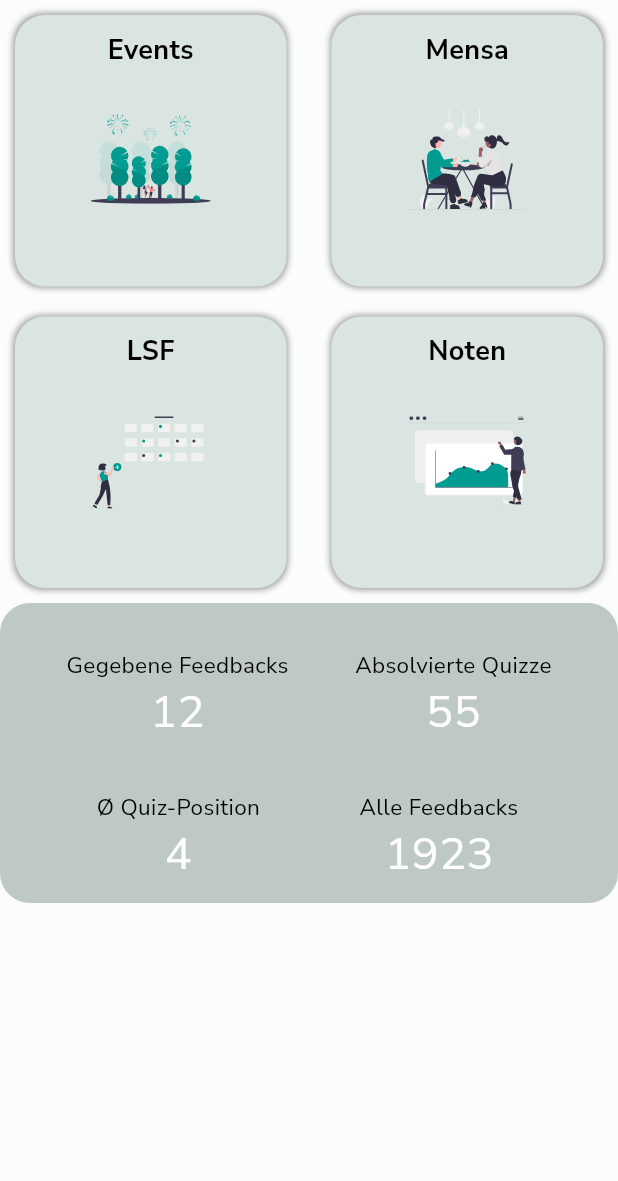
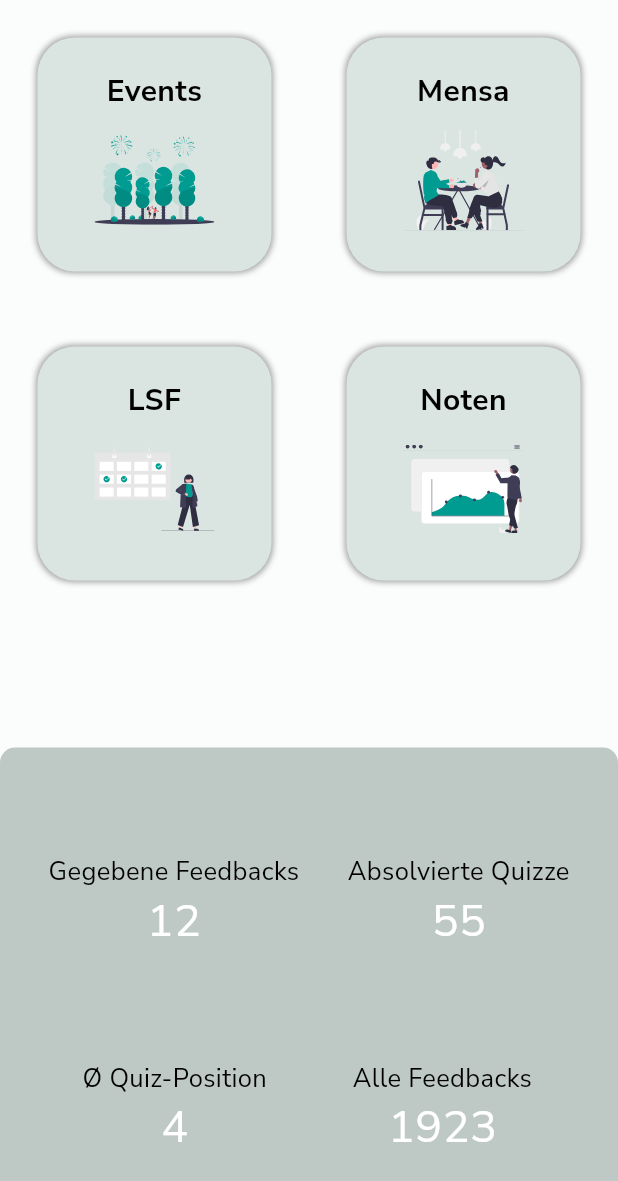
Before and after one commit to msi-se/mobile-learning-app, a Flutter app: the HomeTab screen opened directly, on a phone screen of 412 x 824 dp. Shown: the top 1181 px of the screen. Run offline on Flutter 3.47's test engine with Material 3 defaults, Android fonts, the phone set to English and light mode, and no system bars; our stand-ins replace flutter_svg, jwt_decoder, qr_flutter, shared_preferences; missing offline and left inert: mobile_scanner; accounts and stored records are empty.

Commit message:
added mobile and desktop view for the dashboard

```diff
--- a/frontend/lib/components/dashboard_card.dart
+++ b/frontend/lib/components/dashboard_card.dart
@@ -16,16 +16,17 @@ class MyCard extends StatelessWidget {
 
   @override
   Widget build(BuildContext context) {
-    //double screenWidth = MediaQuery.of(context).size.width;
     return InkWell(
       onTap: () {
         // Add functionality for on click here (redirect to other pages)
         // redirectPath
       },
+      child: Padding(
+        padding: const EdgeInsets.symmetric(horizontal: 15, vertical: 15),
         child: Container(
             margin: const EdgeInsets.all(10),
             decoration: BoxDecoration(
-            borderRadius: BorderRadius.circular(20),
+              borderRadius: BorderRadius.circular(25),
               color: cardColor,
               boxShadow: const [
                 BoxShadow(
@@ -36,25 +37,28 @@ class MyCard extends StatelessWidget {
               ],
             ),
             child: Column(
+              mainAxisAlignment: MainAxisAlignment.center,
               children: [
-              const SizedBox(height: 10),
                 Text(
                   title,
                   style: const TextStyle(
-                  fontSize: 18,
+                    fontSize: 20,
                     fontWeight: FontWeight.bold,
                     color: Colors.black,
                   ),
                   textAlign: TextAlign.center,
                 ),
-              const SizedBox(height: 20),
-              SvgPicture.asset(
+                const SizedBox(height: 5),
+                Align(
+                    alignment: Alignment.center,
+                    child: SvgPicture.asset(
                       imageName,
                       height: 80,
                       width: 80,
-              ),
+                    ))
               ],
             )),
+      ),
     );
   }
 }
--- a/frontend/lib/tabs/home_tab.dart
+++ b/frontend/lib/tabs/home_tab.dart
@@ -2,21 +2,21 @@ import 'package:flutter/material.dart';
 import 'package:frontend/components/dashboard_card.dart';
 import 'package:frontend/theme/assets.dart';
 
-Widget _buildColumn(String title, String value) {
+Widget _buildColumn(String title, String value, bool smallDevice) {
   return Column(
     children: [
-      SizedBox(height: 20),
+      SizedBox(height: smallDevice ? 10 : 20),
       Text(
         title,
-        style: const TextStyle(
-          fontSize: 15,
+        style: TextStyle(
+          fontSize: smallDevice ? 10 : 17,
           color: Colors.black,
         ),
         textAlign: TextAlign.center,
       ),
       Text(
         value,
-        style: const TextStyle(fontSize: 30, color: Colors.white),
+        style: TextStyle(fontSize: smallDevice ? 15 : 30, color: Colors.white),
         textAlign: TextAlign.center,
       ),
     ],
@@ -46,25 +46,24 @@ class _HomeTabState extends State<HomeTab> {
   @override
   Widget build(BuildContext context) {
     final colors = Theme.of(context).colorScheme;
-    double screenWidth = MediaQuery.of(context).size.width;
-
     if (loading) {
       return const Center(
         child: CircularProgressIndicator(),
       );
     }
-
     return Scaffold(
-      body: SafeArea(
-        child: SingleChildScrollView(
-          child: Center(
-            child: Container(
-              constraints: const BoxConstraints(maxWidth: 600),
-              child: Column(
+      body: Center(
+        child: LayoutBuilder(
+          builder: (context, constraints) {
+            if (constraints.maxWidth < 600) {
+              // mobile version
+              final isSmallPhone = constraints.maxHeight < 570;
+              return Column(
                 children: [
-                  GridView.count(
+                  Expanded(
+                    flex: isSmallPhone ? 6 : 3,
+                    child: GridView.count(
                         crossAxisCount: 2,
-                    crossAxisSpacing: 10,
                         shrinkWrap: true,
                         children: [
                           MyCard(
@@ -85,38 +84,108 @@ class _HomeTabState extends State<HomeTab> {
                             cardColor: colors.surfaceVariant,
                             imageName: analytics,
                           ),
-                    ],
+                        ]),
                   ),
-                  Container(
+                  const SizedBox(height: 10),
+                  Expanded(
+                    flex: 2,
+                    child: Container(
                       decoration: BoxDecoration(
                           color: colors.outlineVariant,
-                        borderRadius: const BorderRadius.all(Radius.circular(20))),
-                    width: screenWidth,
-                    height: 200,
+                          borderRadius: const BorderRadius.only(
+                              topLeft: Radius.circular(10),
+                              topRight: Radius.circular(10))),
                       child: Column(
                         mainAxisAlignment: MainAxisAlignment.spaceEvenly,
                         children: [
                           Row(
                             mainAxisAlignment: MainAxisAlignment.spaceEvenly,
                             children: [
-                            _buildColumn('Gegebene Feedbacks', '12'),
-                            _buildColumn('Absolvierte Quizze', '55'),
+                              _buildColumn(
+                                  'Gegebene Feedbacks', '12', isSmallPhone),
+                              _buildColumn(
+                                  'Absolvierte Quizze', '55', isSmallPhone),
                             ],
                           ),
                           Row(
                             mainAxisAlignment: MainAxisAlignment.spaceEvenly,
                             children: [
-                            _buildColumn('Ø Quiz-Position', '4'),
-                            _buildColumn('Alle Feedbacks ', '1923'),
+                              _buildColumn(
+                                  'Ø Quiz-Position', '4', isSmallPhone),
+                              _buildColumn(
+                                  'Alle Feedbacks ', '1923', isSmallPhone),
                             ],
                           ),
                         ],
                       ),
                     ),
+                  ),
+                ],
+              );
+            } else {
+              //desktop version
+              return Row(
+                children: [
+                  Expanded(
+                    flex: 1,
+                    child: GridView.count(
+                        crossAxisCount: 2,
+                        childAspectRatio: 2,
+                        children: [
+                          MyCard(
+                              title: 'Events',
+                              cardColor: colors.surfaceVariant,
+                              imageName: events),
+                          MyCard(
+                              title: 'Mensa',
+                              cardColor: colors.surfaceVariant,
+                              imageName: mensa),
+                          MyCard(
+                            title: 'LSF',
+                            cardColor: colors.surfaceVariant,
+                            imageName: calendar,
+                          ),
+                          MyCard(
+                            title: 'Noten',
+                            cardColor: colors.surfaceVariant,
+                            imageName: analytics,
+                          ),
+                        ]),
+                  ),
+                  const SizedBox(width: 40),
+                  Expanded(
+                    flex: 1,
+                    child: Container(
+                      decoration: BoxDecoration(
+                          color: colors.outlineVariant,
+                          borderRadius: const BorderRadius.only(
+                              topLeft: Radius.circular(20),
+                              bottomLeft: Radius.circular(20))),
+                      child: Column(
+                        mainAxisAlignment: MainAxisAlignment.spaceEvenly,
+                        children: [
+                          Row(
+                            mainAxisAlignment: MainAxisAlignment.spaceEvenly,
+                            children: [
+                              _buildColumn('Gegebene Feedbacks', '12', false),
+                              _buildColumn('Absolvierte Quizze', '55', false),
+                            ],
+                          ),
+                          Row(
+                            mainAxisAlignment: MainAxisAlignment.spaceEvenly,
+                            children: [
+                              _buildColumn('Ø Quiz-Position', '4', false),
+                              _buildColumn('Alle Feedbacks ', '1923', false),
+                            ],
+                          ),
                         ],
                       ),
                     ),
                   ),
+                ],
+              );
+            }
+          },
         ),
       ),
     );
```
Also changed, not shown: frontend/assets/images/calendar.svg. Lines whose indentation alone changed are shown as unchanged.
